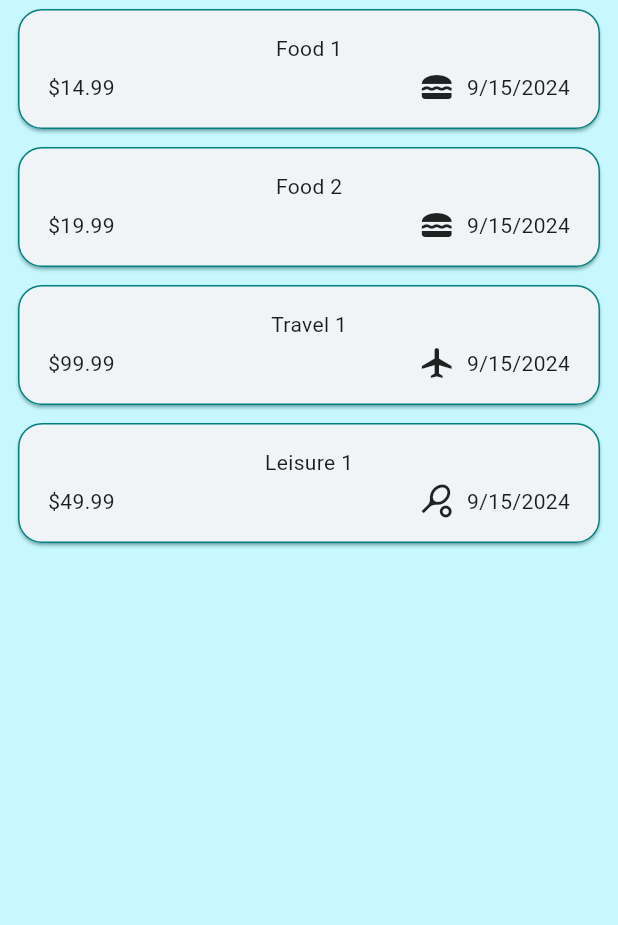
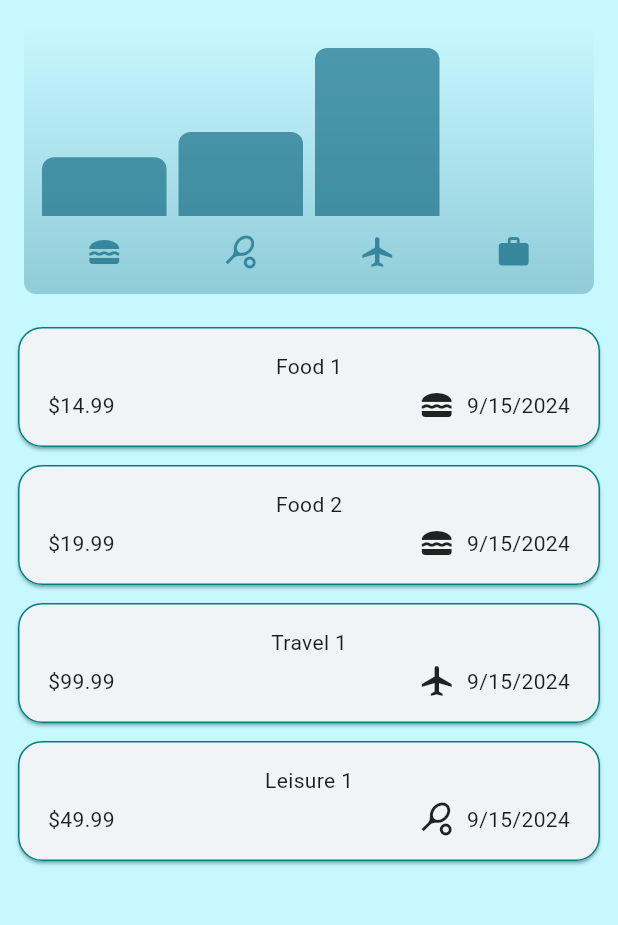
Before and after one commit to curtis-clement/flutter_expense_tracker, a Flutter app: the screen it shows after launch, on a phone screen of 412 x 824 dp, the part 84-1009 px from its top. Run offline on Flutter 3.47's test engine with Material 3 defaults, Android fonts, the phone set to English and light mode, and no system bars.

Commit message:
add display chart for expenses

```diff
--- a/lib/models/expense.model.dart
+++ b/lib/models/expense.model.dart
@@ -32,3 +32,26 @@ class Expense {
   String get formattedDate => formatter.format(date);
   IconData get icon => categoryIcons[category]!;
 }
+
+class ExpenseGroup {
+  ExpenseGroup({
+    required this.category,
+    required this.expenses,
+  });
+
+  ExpenseGroup.forCategory(List<Expense> allExpenses, this.category)
+    : expenses = allExpenses.where((expense) => expense.category == category).toList();
+
+  final Category category;
+  final List<Expense> expenses;
+
+  double get totalExpenses {
+    double sum = 0;
+
+    for (final expense in expenses) {
+      sum += expense.amount;
+    }
+
+    return sum;
+  }
+}
--- /dev/null
+++ b/lib/widgets/chart/chart.dart
@@ -0,0 +1,91 @@
+import 'package:flutter/material.dart';
+
+import 'package:expense_tracker_app/widgets/chart/chart_bar.dart';
+import 'package:expense_tracker_app/models/expense.model.dart';
+
+class Chart extends StatelessWidget {
+  const Chart({super.key, required this.expenses});
+
+  final List<Expense> expenses;
+
+  List<ExpenseGroup> get groups {
+    return [
+      ExpenseGroup.forCategory(expenses, Category.food),
+      ExpenseGroup.forCategory(expenses, Category.leisure),
+      ExpenseGroup.forCategory(expenses, Category.travel),
+      ExpenseGroup.forCategory(expenses, Category.work),
+    ];
+  }
+
+  double get maxTotalExpense {
+    double maxTotalExpense = 0;
+
+    for (final groups in groups) {
+      if (groups.totalExpenses > maxTotalExpense) {
+        maxTotalExpense = groups.totalExpenses;
+      }
+    }
+
+    return maxTotalExpense;
+  }
+
+  @override
+  Widget build(BuildContext context) {
+    return Container(
+      margin: const EdgeInsets.all(16),
+      padding: const EdgeInsets.symmetric(
+        vertical: 16,
+        horizontal: 8,
+      ),
+      width: double.infinity,
+      height: 180,
+      decoration: BoxDecoration(
+        borderRadius: BorderRadius.circular(8),
+        gradient: LinearGradient(
+          colors: [
+            Theme.of(context).colorScheme.primary.withOpacity(0.3),
+            Theme.of(context).colorScheme.primary.withOpacity(0.0)
+          ],
+          begin: Alignment.bottomCenter,
+          end: Alignment.topCenter,
+        ),
+      ),
+      child: Column(
+        children: [
+          Expanded(
+            child: Row(
+              crossAxisAlignment: CrossAxisAlignment.end,
+              children: [
+                for (final groups in groups)
+                  ChartBar(
+                    fill: groups.totalExpenses == 0
+                        ? 0
+                        : groups.totalExpenses / maxTotalExpense,
+                  )
+              ],
+            ),
+          ),
+          const SizedBox(height: 12),
+          Row(
+            children: groups
+                .map(
+                  (groups) => Expanded(
+                    child: Padding(
+                      padding: const EdgeInsets.symmetric(horizontal: 4),
+                      child: Icon(
+                        categoryIcons[groups.category],
+                        color: Theme.of(context)
+                                .colorScheme
+                                .primary
+                                .withOpacity(0.7),
+                      ),
+                    ),
+                  ),
+                )
+                .toList(),
+          )
+        ],
+      ),
+    );
+  }
+}
--- /dev/null
+++ b/lib/widgets/chart/chart_bar.dart
@@ -0,0 +1,30 @@
+import 'package:flutter/material.dart';
+
+class ChartBar extends StatelessWidget {
+  const ChartBar({
+    super.key,
+    required this.fill,
+  });
+
+  final double fill;
+
+  @override
+  Widget build(BuildContext context) {
+    return Expanded(
+      child: Padding(
+        padding: const EdgeInsets.symmetric(horizontal: 4),
+        child: FractionallySizedBox(
+          heightFactor: fill,
+          child: DecoratedBox(
+            decoration: BoxDecoration(
+              shape: BoxShape.rectangle,
+              borderRadius:
+                  const BorderRadius.vertical(top: Radius.circular(8)),
+              color: Theme.of(context).colorScheme.primary.withOpacity(0.65),
+            ),
+          ),
+        ),
+      ),
+    );
+  }
+}
--- a/lib/widgets/expenses.dart
+++ b/lib/widgets/expenses.dart
@@ -1,5 +1,6 @@
+import 'package:flutter/material.dart';
 import 'package:expense_tracker_app/widgets/add_expense.dart';
-import 'package:flutter/material.dart';
+import 'package:expense_tracker_app/widgets/chart/chart.dart';
 import 'package:expense_tracker_app/widgets/expenses_list/expenses_list.dart';
 import 'package:expense_tracker_app/models/expense.model.dart';
 
@@ -99,6 +100,7 @@ class _ExpensesState extends State<Expenses> {
       ),
       body: Column(
         children: [
+          Chart(expenses: _expenses),
           Expanded(
             child: bodyContent,
           ),
--- a/lib/widgets/expenses_list/expenses_list.dart
+++ b/lib/widgets/expenses_list/expenses_list.dart
@@ -14,6 +14,10 @@ class ExpensesList extends StatelessWidget {
         itemCount: expensesList.length,
         itemBuilder: (context, index) {
           return Dismissible(
+            background: Container(
+              color: const Color.fromARGB(255, 241, 76, 64),
+              margin:  Theme.of(context).cardTheme.margin,
+            ),
             onDismissed: (direction) {
               onRemoveExpense(expensesList[index]);
             },
```
